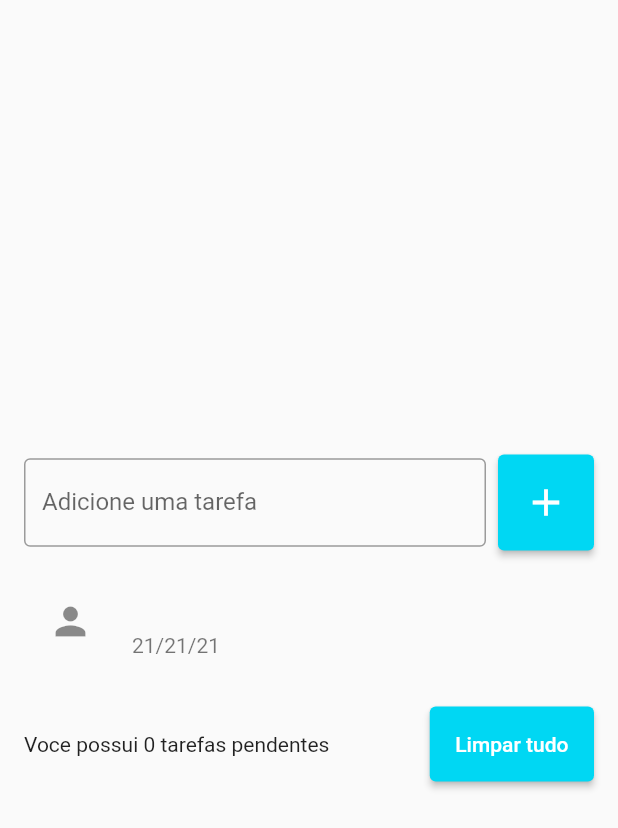
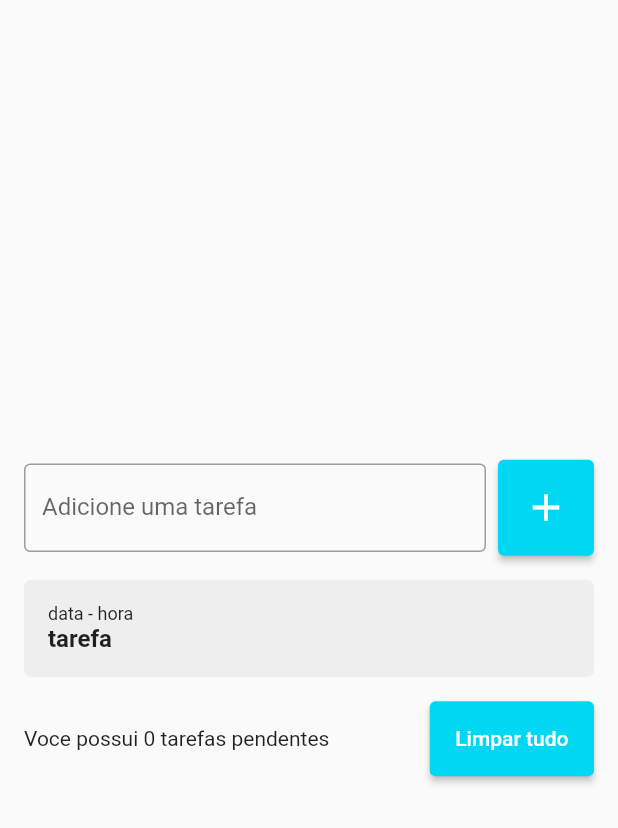
Before and after one commit to 9reis/app_lista_tarefas, a Flutter app: the screen it shows after launch, after a tap on the "add" icon, on a phone screen of 412 x 824 dp. Shown: the top 828 px of the screen. Run offline on Flutter 3.47's test engine with Material 2 defaults, Android fonts, the phone set to English and light mode, and no system bars.

Commit message:
Criando os itens da lista

```diff
--- a/lib/pages/todo_list_page.dart
+++ b/lib/pages/todo_list_page.dart
@@ -1,4 +1,6 @@
 import 'package:flutter/material.dart';
+
+import '../widgets/todo_list_item.dart';
 
 class TodoListPage extends StatefulWidget {
   TodoListPage({super.key});
@@ -53,15 +55,7 @@ class _TodoListPageState extends State<TodoListPage> {
                 child: ListView(
                   shrinkWrap: true,
                   children: [
-                    for (String todo in todos)
-                      ListTile(
-                        title: Text(todo),
-                        subtitle: Text("21/21/21"),
-                        leading: Icon(Icons.person, size: 30),
-                        onTap: () {
-                          print("Tarefa $todo");
-                        },
-                      )
+                    for (String todo in todos) TodoListItem(),
                   ],
                 ),
               ),
--- /dev/null
+++ b/lib/widgets/todo_list_item.dart
@@ -0,0 +1,32 @@
+import 'package:flutter/material.dart';
+import 'package:flutter/src/widgets/container.dart';
+import 'package:flutter/src/widgets/framework.dart';
+
+import 'package:flutter/material.dart';
+
+class TodoListItem extends StatelessWidget {
+  const TodoListItem({super.key});
+
+  @override
+  Widget build(BuildContext context) {
+    return Container(
+      decoration: BoxDecoration(
+        borderRadius: BorderRadius.circular(5),
+        color: Colors.grey[200],
+      ),
+      padding: EdgeInsets.all(16),
+      child:
+          Column(crossAxisAlignment: CrossAxisAlignment.start, children: const [
+        Text("data - hora",
+            style: TextStyle(
+              fontSize: 12,
+            )),
+        Text("tarefa",
+            style: TextStyle(
+              fontSize: 16,
+              fontWeight: FontWeight.w600,
+            )),
+      ]),
+    );
+  }
+}
```
